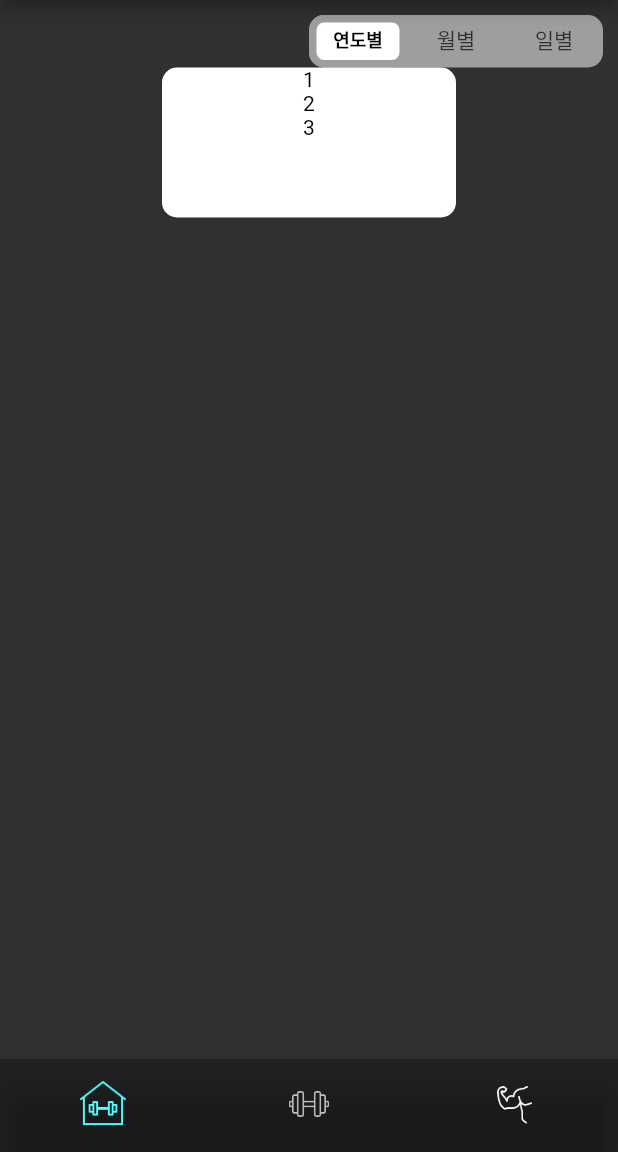
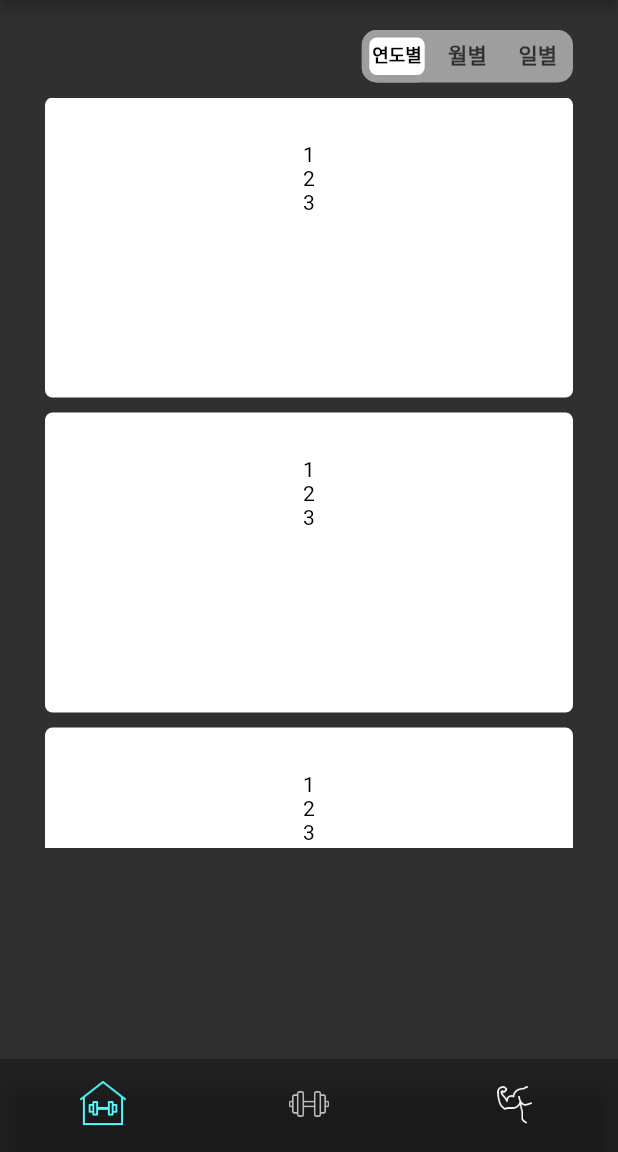
Before and after one commit to mcoding777/Flutter_Health, a Flutter app: the screen it shows after launch, on a phone screen of 412 x 824 dp, the part 84-1236 px from its top. Run offline on Flutter 3.47's test engine with Material 2 defaults, Android fonts, the phone set to English and light mode, and no system bars.

Commit message:
feat: 홈 화면에 카드 여러개 렌더링

```diff
--- a/lib/components/home/home_record_card.dart
+++ b/lib/components/home/home_record_card.dart
@@ -1,7 +1,11 @@
 import 'package:flutter/material.dart';
 
+import '../../models/record.dart';
+
 class HomeRecordCard extends StatefulWidget {
-  const HomeRecordCard({Key? key}) : super(key: key);
+  const HomeRecordCard({Key? key, required this.record}) : super(key: key);
+
+  final TodayRecord record;
 
   @override
   HomeRecordCardState createState() => HomeRecordCardState();
@@ -12,14 +16,16 @@ class HomeRecordCardState extends State<HomeRecordCard> {
   Widget build(BuildContext context) {
     return LayoutBuilder(builder: (context, constraints) {
       return Container(
+        margin: const EdgeInsets.only(bottom: 10),
+        padding: const EdgeInsets.all(30),
         decoration: BoxDecoration(
           borderRadius: BorderRadius.circular(
-            10.0,
+            5.0,
           ),
           color: Colors.white,
         ),
-        width: (constraints.maxWidth / 2),
-        height: (100),
+        width: constraints.maxWidth,
+        height: (200),
         child: Column(
           children: const [
             Text('1', style: TextStyle(color: Colors.black)),
--- a/lib/components/home/home_toggle_button.dart
+++ b/lib/components/home/home_toggle_button.dart
@@ -37,7 +37,7 @@ class HomeToggleButtonState extends State<HomeToggleButton>
     return LayoutBuilder(
       builder: (context, constraints) {
         return Container(
-          width: (constraints.maxWidth / 2),
+          width: (constraints.maxWidth / 2.5),
           height: 35,
           decoration: BoxDecoration(
             color: Colors.grey[500],
@@ -62,7 +62,7 @@ class HomeToggleButtonState extends State<HomeToggleButton>
                 const TextStyle(fontWeight: FontWeight.bold, fontSize: 12),
             labelColor: Colors.black,
             unselectedLabelStyle: const TextStyle(
-              fontWeight: FontWeight.w500,
+              fontWeight: FontWeight.w600,
             ),
             tabs: buttons.map((e) => e.widget).toList(),
             labelPadding: const EdgeInsets.all(0), // 글씨 흐릿해지는 현상 제거
--- a/lib/screen/home_screen.dart
+++ b/lib/screen/home_screen.dart
@@ -2,6 +2,7 @@ import 'package:flutter/material.dart';
 
 import '../components/home/home_record_card.dart';
 import '../components/home/home_toggle_button.dart';
+import '../models/dummy.dart';
 
 class HomeScreen extends StatefulWidget {
   const HomeScreen({Key? key}) : super(key: key);
@@ -14,11 +15,25 @@ class _HomeScreenState extends State<HomeScreen> {
   @override
   Widget build(BuildContext context) {
     return Container(
-      padding: const EdgeInsets.all(10),
+      padding: const EdgeInsets.only(top: 20, left: 30, right: 30),
       child: Column(
-        children: const [
-          Align(alignment: Alignment.centerRight, child: HomeToggleButton()),
-          Align(alignment: Alignment.center, child: HomeRecordCard()),
+        children: [
+          const Align(
+              alignment: Alignment.centerRight, child: HomeToggleButton()),
+          Container(
+            margin: const EdgeInsets.only(top: 10),
+            child: Align(
+              alignment: Alignment.center,
+              child: SizedBox(
+                height: 500,
+                child: ListView(
+                  children: sampleRecords
+                      .map((item) => HomeRecordCard(record: item))
+                      .toList(),
+                ),
+              ),
+            ),
+          )
         ],
       ),
     );
```
